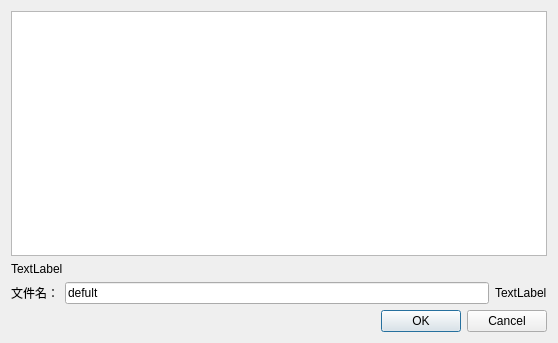
Above: editor/echo/Base/UI/PathChooseDialog/PathChooseDialog.ui from timi-liuliang/echo before the change. Below: the same form after it.
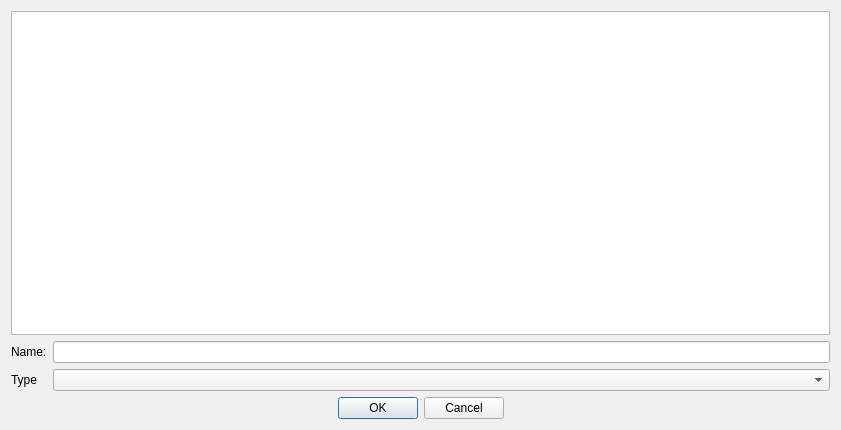
That is the form after the change.

Commit message: save nodetree, If don't have a directory, choose a directory. #32

```diff
--- a/editor/echo/Base/UI/PathChooseDialog/PathChooseDialog.ui
+++ b/editor/echo/Base/UI/PathChooseDialog/PathChooseDialog.ui
@@ -6,8 +6,8 @@
    <rect>
     <x>0</x>
     <y>0</y>
-    <width>558</width>
-    <height>343</height>
+    <width>841</width>
+    <height>430</height>
    </rect>
   </property>
   <property name="windowTitle">
@@ -17,40 +17,37 @@
    <item>
     <layout class="QVBoxLayout" name="verticalLayout_2">
      <item>
-      <widget class="QTreeView" name="m_PathTreeView"/>
-     </item>
-    </layout>
-   </item>
-   <item>
-    <widget class="QLabel" name="m_CurPath">
-     <property name="text">
-      <string>TextLabel</string>
-     </property>
-     <property name="textFormat">
-      <enum>Qt::AutoText</enum>
-     </property>
-    </widget>
-   </item>
-   <item>
-    <layout class="QHBoxLayout" name="horizontalLayout">
-     <item>
-      <widget class="QLabel" name="m_fileName">
-       <property name="text">
-        <string>文件名：</string>
+      <widget class="QTreeView" name="m_PathTreeView">
+       <property name="headerHidden">
+        <bool>true</bool>
        </property>
       </widget>
      </item>
-     <item>
+    </layout>
+   </item>
+   <item>
+    <layout class="QGridLayout" name="gridLayout">
+     <item row="0" column="1">
       <widget class="QLineEdit" name="m_fileNameLine">
        <property name="text">
-        <string>defult</string>
+        <string/>
        </property>
       </widget>
      </item>
-     <item>
+     <item row="0" column="0">
+      <widget class="QLabel" name="m_fileName">
+       <property name="text">
+        <string>Name:</string>
+       </property>
+      </widget>
+     </item>
+     <item row="1" column="1">
+      <widget class="QComboBox" name="m_exts"/>
+     </item>
+     <item row="1" column="0">
       <widget class="QLabel" name="m_fileExt">
        <property name="text">
-        <string>TextLabel</string>
+        <string>Type</string>
        </property>
       </widget>
      </item>
@@ -64,6 +61,9 @@
      <property name="standardButtons">
       <set>QDialogButtonBox::Cancel|QDialogButtonBox::Ok</set>
      </property>
+     <property name="centerButtons">
+      <bool>true</bool>
+     </property>
     </widget>
    </item>
   </layout>
```
The commit also changes 8 other files.
